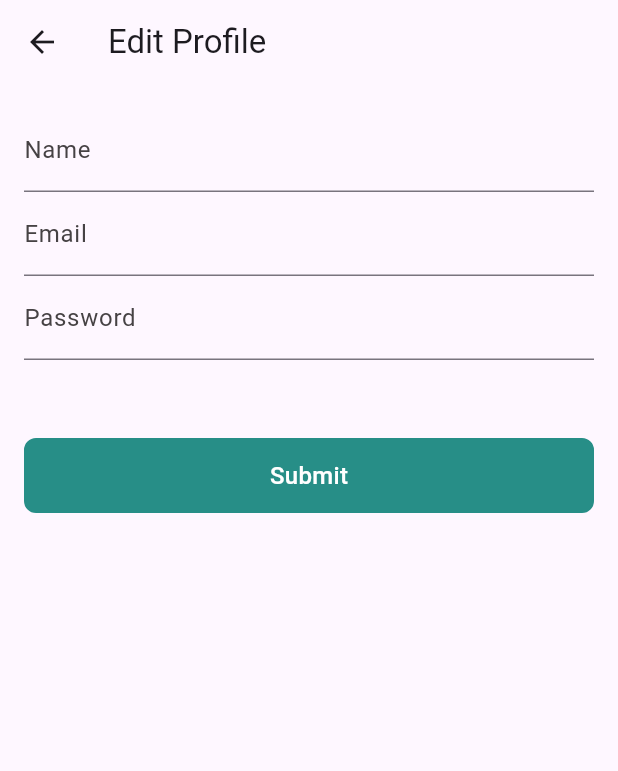
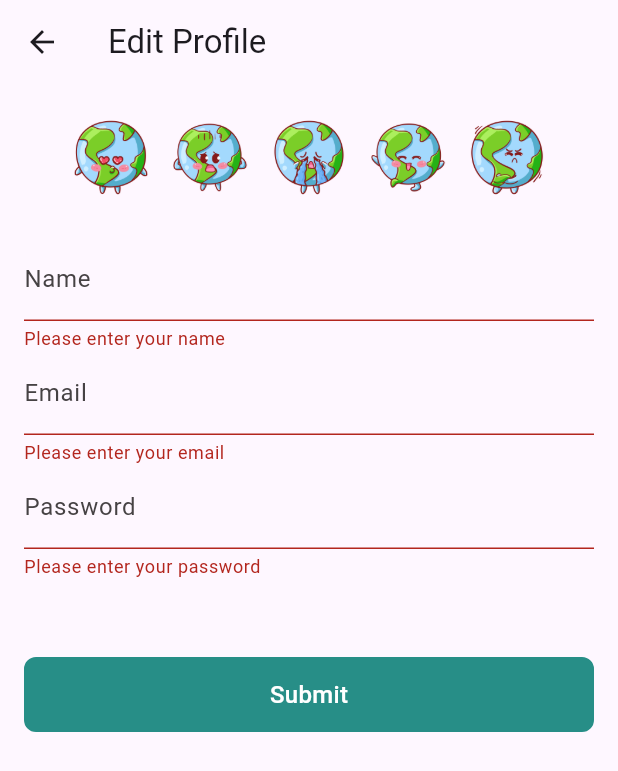
Before and after one commit to Rizz-33/Mood-Menders, a Flutter app: the EditProfile screen opened directly, after a tap on "Submit", on a phone screen of 412 x 824 dp. Shown: the top 771 px of the screen. Run offline on Flutter 3.47's test engine with Material 3 defaults, Android fonts, the phone set to English and light mode, and no system bars; our stand-ins replace charts_flutter, cloud_firestore, firebase_auth, firebase_core, flutter_rating_bar, fluttertoast and 3 more; accounts and stored records are empty.

Commit message:
feat: edit profile

```diff
--- a/lib/profile/editProfile.dart
+++ b/lib/profile/editProfile.dart
@@ -1,6 +1,7 @@
 import 'package:app/profile/button.dart';
+import 'package:cloud_firestore/cloud_firestore.dart';
+import 'package:firebase_auth/firebase_auth.dart';
 import 'package:flutter/material.dart';
-
 
 class EditProfile extends StatefulWidget {
   @override
@@ -12,11 +13,55 @@ class _EditProfileState extends State<EditProfile> {
   String _name = '';
   String _email = '';
   String _password = '';
+  String? _selectedAvatar; // Store the selected avatar image path
 
-  void _submit() {
+  void _submit() async {
     if (_formKey.currentState!.validate()) {
       _formKey.currentState!.save();
-      // TODO: Implement the logic to update the user's profile
+      try {
+        // Get the current user
+        User? user = FirebaseAuth.instance.currentUser;
+
+        // Check if the user is authenticated
+        if (user != null) {
+          String uid = user.uid;
+
+          // Update Firestore database with user's profile data
+          await FirebaseFirestore.instance.collection('Users').doc(uid).update({
+            'name': _name,
+            'email': _email,
+            'password': _password,
+            'avatar': _selectedAvatar,
+          });
+
+          // Show success message
+          ScaffoldMessenger.of(context).showSnackBar(
+            SnackBar(
+              content: Text('Submitted Successfully!'),
+              backgroundColor: Colors.green,
+            ),
+          );
+
+          // Close the edit profile screen
+          Navigator.pop(context);
+        } else {
+          // Show error message if user is not authenticated
+          ScaffoldMessenger.of(context).showSnackBar(
+            SnackBar(
+              content: Text('User not authenticated.'),
+              backgroundColor: Colors.red,
+            ),
+          );
+        }
+      } catch (e) {
+        // Show error message
+        ScaffoldMessenger.of(context).showSnackBar(
+          SnackBar(
+            content: Text('Error: $e'),
+            backgroundColor: Colors.red,
+          ),
+        );
+      }
     }
   }
 
@@ -26,12 +71,40 @@ class _EditProfileState extends State<EditProfile> {
       appBar: AppBar(
         title: Text('Edit Profile'),
       ),
-      body: Padding(
+      body: SingleChildScrollView(
+        child: Padding(
           padding: const EdgeInsets.all(16.0),
           child: Form(
             key: _formKey,
             child: Column(
               children: <Widget>[
+                // Avatar Selection UI
+                Row(
+                  mainAxisAlignment: MainAxisAlignment.center,
+                  children: [
+                    for (int i = 1; i <= 5; i++)
+                      GestureDetector(
+                        onTap: () {
+                          // Set the selected avatar image path
+                          setState(() {
+                            _selectedAvatar = 'lib/images/loveearth ($i).png';
+                          });
+                        },
+                        child: Padding(
+                          padding: const EdgeInsets.all(8.0),
+                          child: Image.asset(
+                            'lib/images/loveearth ($i).png',
+                            width: 50,
+                            // Highlight the selected avatar
+                            color: _selectedAvatar == 'lib/images/loveearth ($i).png'
+                                ? Colors.blue
+                                : null,
+                          ),
+                        ),
+                      ),
+                  ],
+                ),
+                SizedBox(height: 20),
                 TextFormField(
                   cursorColor: Color.fromARGB(255, 70, 66, 68),
                   decoration: InputDecoration(
@@ -94,8 +167,9 @@ class _EditProfileState extends State<EditProfile> {
                   obscureText: true,
                 ),
                 SizedBox(height: 32,),
-              Button(buttonText: 'Submit', onPressed: (){}, color: 'orange', enableIcon: false,)
+                Button(buttonText: 'Submit', onPressed: _submit, color: 'orange', enableIcon: false,)
               ],
+            ),
           ),
         ),
       ),
```
Also changed, not shown: lib/profile/profile.dart (+11 -4 lines), lib/register.dart (+35 -34 lines), lib/images/image.png (added). Lines whose indentation alone changed are shown as unchanged.
